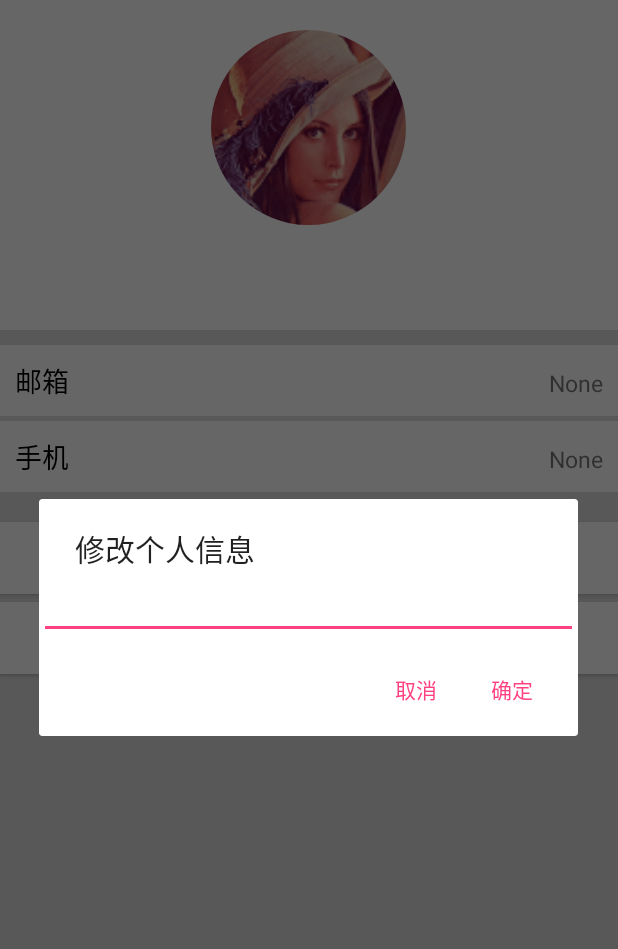
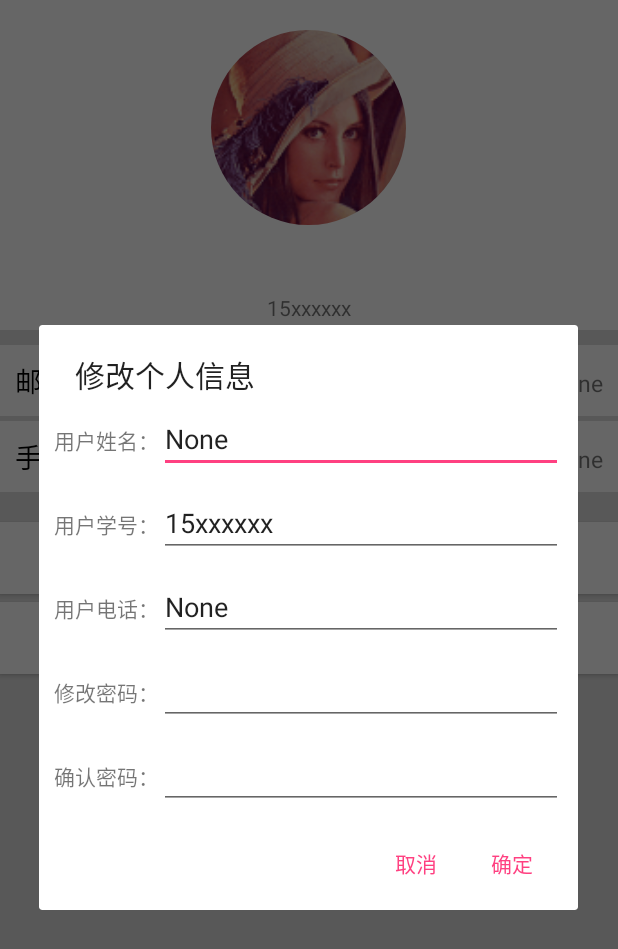
Before and after one commit to zhanzongyuan/MyTA, an Android app: the fragment UserFragment shown on its own in the app's theme, after a tap on "修改个人信息", on a phone screen of 412 x 824 dp. Shown: the top 949 px of the screen. Run offline under Robolectric (Android 15) with nearby library versions, the phone set to English and light mode, and no system bars; our stand-ins replace CircleImageView; network calls fail.

Commit message:
更新修改用户数据功能

```diff
--- a/app/src/main/java/four/awesome/myta/fragments/UserFragment.java
+++ b/app/src/main/java/four/awesome/myta/fragments/UserFragment.java
@@ -5,6 +5,8 @@ import android.content.Context;
 import android.content.DialogInterface;
 import android.os.Bundle;
 import android.support.v4.app.Fragment;
+import android.support.v4.view.LayoutInflaterCompat;
+import android.support.v4.view.ViewGroupCompat;
 import android.util.Log;
 import android.view.LayoutInflater;
 import android.view.View;
@@ -75,7 +77,7 @@ public class UserFragment extends Fragment {
 
         if (user_data == null) {
             user_data = new User();
-            user_data.setID(-1);
+            user_data.setCampusID("15xxxxxx");
             user_data.setEmail("None");
             user_data.setPhone("None");
             user_data.setName("None");
@@ -92,22 +94,43 @@ public class UserFragment extends Fragment {
         change_user_data.setOnClickListener(new View.OnClickListener() {
             @Override
             public void onClick(View v) {
-                final EditText change_name = new EditText(context);
-                final EditText change_phone = new EditText(context);
-                final EditText change_id = new EditText(context);
+                LayoutInflater inflater = getLayoutInflater();
+                View dialog = inflater.inflate(R.layout.dialog, (ViewGroup) user_view.findViewById(R.id.dialog), false);
+                final EditText change_name = (EditText) dialog.findViewById(R.id.change_user_name);
+                final EditText change_id = (EditText) dialog.findViewById(R.id.change_id);
+                final EditText change_phone = (EditText) dialog.findViewById(R.id.change_phone);
+                final EditText change_password = (EditText) dialog.findViewById(R.id.change_password);
+                final EditText comfirm_password = (EditText) dialog.findViewById(R.id.comfirm_password);
+
+                change_name.setText(user_data.getName());
+                change_id.setText(user_data.getCampusID());
+                change_phone.setText(user_data.getPhone());
+                change_password.setText(user_data.getPassword());
+                change_password.setText(user_data.getPassword());
+
                 new AlertDialog.Builder(context).setTitle("修改个人信息")
-                        .setView(change_name)
-                        .setView(change_id)
-                        .setView(change_phone)
+                        .setView(dialog)
                         .setPositiveButton("确定", new DialogInterface.OnClickListener() {
                             @Override
                             public void onClick(DialogInterface dialog, int which) {
                                 String name = change_name.getText().toString();
                                 String id =  change_id.getText().toString();
                                 String phone = change_phone.getText().toString();
-                                if (name.equals("")||id.equals("")) {
-                                    Toast.makeText(context, "姓名或学号不能为空", Toast.LENGTH_LONG).show();
+                                String password = change_password.getText().toString();
+                                String c_password = comfirm_password.getText().toString();
                                     // TODO: 18-1-3 补充更多的合法性检测
+                                if (name.isEmpty()) {
+                                    Toast.makeText(context, "姓名不能为空", Toast.LENGTH_LONG).show();
+                                } else if (id.isEmpty()) {
+                                    Toast.makeText(context, "学号不能为空", Toast.LENGTH_LONG).show();
+                                } else if (password.isEmpty()) {
+                                    Toast.makeText(context, "密码不能为空", Toast.LENGTH_LONG).show();
+                                } else if (password.length() < 8 ||
+                                        password.matches("[0-9]+") ||
+                                        password.matches("[A-Za-z]+")) {
+                                    Toast.makeText(context, "密码至少为8位，必须是字母和数字的组合", Toast.LENGTH_LONG).show();
+                                } else if (!password.equals(c_password)) {
+                                    Toast.makeText(context, "两次输入的密码不一致", Toast.LENGTH_LONG).show();
                                 } else {
                                     if (commitChange(name, id, phone)) {
                                         user_name.setText(name);
@@ -130,6 +153,7 @@ public class UserFragment extends Fragment {
     }
 
     private boolean commitChange(String name, String id, String phone) {
+        // TODO: 18-1-3 上传至后端
         return false;
     }
 }
--- /dev/null
+++ b/app/src/main/res/layout/dialog.xml
@@ -0,0 +1,94 @@
+<?xml version="1.0" encoding="utf-8"?>
+<LinearLayout
+    xmlns:android="http://schemas.android.com/apk/res/android"
+    android:orientation="vertical"
+    android:id="@+id/dialog"
+    android:layout_width="match_parent"
+    android:layout_height="match_parent">
+    <LinearLayout
+        android:paddingVertical="5dp"
+        android:paddingHorizontal="10dp"
+        android:layout_width="match_parent"
+        android:layout_height="wrap_content"
+        android:orientation="horizontal">
+        <TextView
+            android:layout_width="wrap_content"
+            android:layout_height="wrap_content"
+            android:text="用户姓名："/>
+        <EditText
+            android:id="@+id/change_user_name"
+            android:layout_width="0dp"
+            android:layout_height="wrap_content"
+            android:layout_weight="1"/>
+    </LinearLayout>
+
+    <LinearLayout
+        android:paddingVertical="5dp"
+        android:paddingHorizontal="10dp"
+        android:layout_width="match_parent"
+        android:layout_height="wrap_content"
+        android:orientation="horizontal">
+        <TextView
+            android:layout_width="wrap_content"
+            android:layout_height="wrap_content"
+            android:text="用户学号："/>
+
+        <EditText
+            android:id="@+id/change_id"
+            android:layout_width="match_parent"
+            android:layout_height="wrap_content" />
+    </LinearLayout>
+
+    <LinearLayout
+        android:paddingVertical="5dp"
+        android:paddingHorizontal="10dp"
+        android:layout_width="match_parent"
+        android:layout_height="wrap_content"
+        android:orientation="horizontal">
+        <TextView
+            android:layout_width="wrap_content"
+            android:layout_height="wrap_content"
+            android:text="用户电话："/>
+        <EditText
+            android:id="@+id/change_phone"
+            android:layout_width="match_parent"
+            android:layout_height="wrap_content" />
+    </LinearLayout>
+
+    <LinearLayout
+        android:paddingVertical="5dp"
+        android:paddingHorizontal="10dp"
+        android:layout_width="match_parent"
+        android:layout_height="wrap_content"
+        android:orientation="horizontal">
+        <TextView
+            android:layout_width="wrap_content"
+            android:layout_height="wrap_content"
+            android:text="修改密码：" />
+        <EditText
+            android:id="@+id/change_password"
+            android:layout_width="match_parent"
+            android:layout_height="wrap_content"
+            android:singleLine="true"
+            android:password="true"/>
+    </LinearLayout>
+    <LinearLayout
+        android:paddingVertical="5dp"
+        android:paddingHorizontal="10dp"
+        android:layout_width="match_parent"
+        android:layout_height="wrap_content"
+        android:orientation="horizontal">
+        <TextView
+            android:layout_width="wrap_content"
+            android:layout_height="wrap_content"
+            android:text="确认密码："/>
+        <EditText
+            android:id="@+id/comfirm_password"
+            android:layout_width="match_parent"
+            android:layout_height="wrap_content"
+            android:singleLine="true"
+            android:password="true"/>
+    </LinearLayout>
+
+
+</LinearLayout>
```
